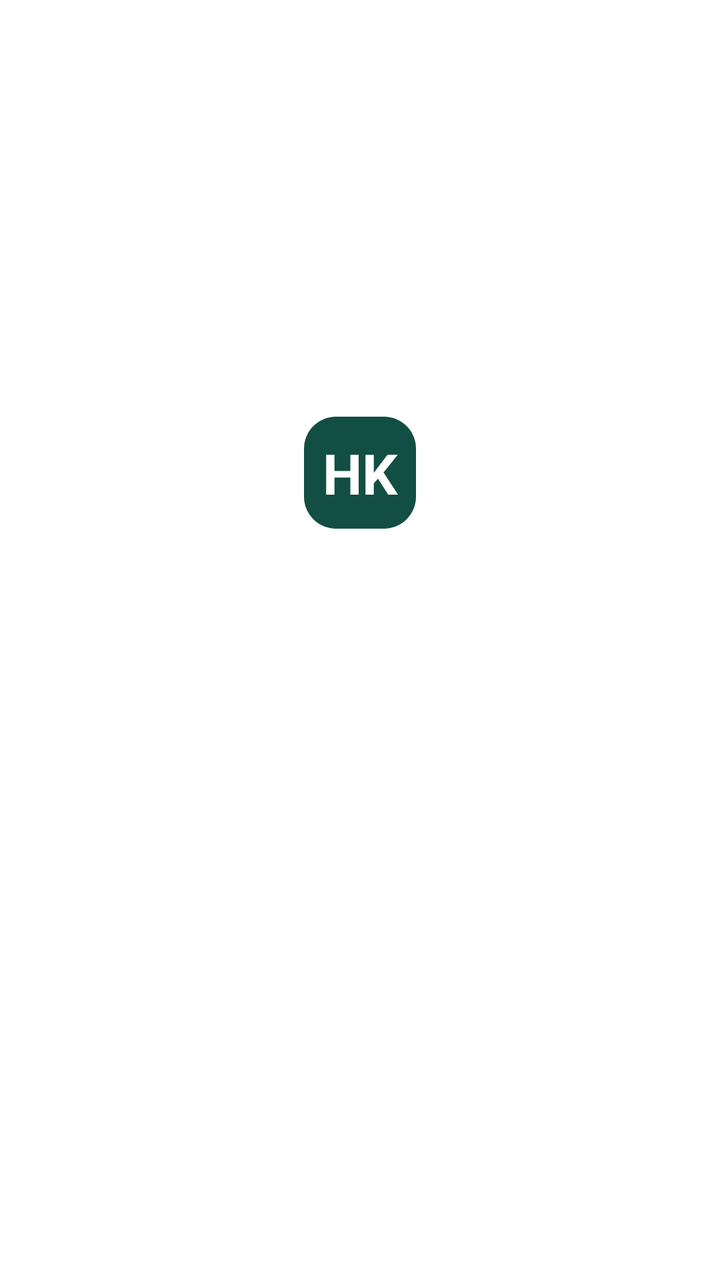
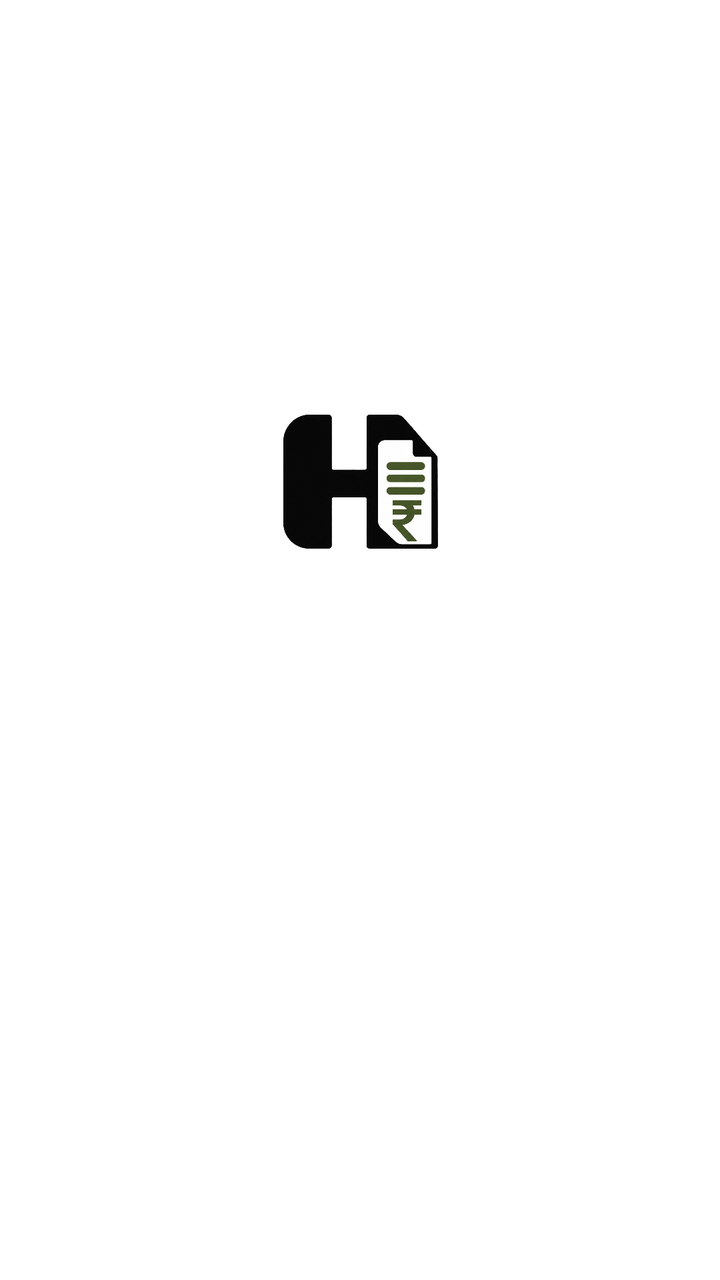

Two renders of the same Android screen: before a commit and after it. Below are the layout's source before the change and the commit's diff.
<!-- AndroidManifest.xml: application theme Theme.HisabKitab.Splash -->
<!-- res/layout/fragment_splash.xml -->
<?xml version="1.0" encoding="utf-8"?>
<androidx.core.widget.NestedScrollView xmlns:android="http://schemas.android.com/apk/res/android"
    xmlns:app="http://schemas.android.com/apk/res-auto"
    android:layout_width="match_parent"
    android:layout_height="match_parent"
    android:fillViewport="true"
    android:background="?attr/colorSurface">

    <androidx.constraintlayout.widget.ConstraintLayout
        android:layout_width="match_parent"
        android:layout_height="wrap_content"
        android:padding="@dimen/screen_padding">

        <LinearLayout
            android:layout_width="0dp"
            android:layout_height="wrap_content"
            android:gravity="center_horizontal"
            android:orientation="vertical"
            app:layout_constraintBottom_toBottomOf="parent"
            app:layout_constraintEnd_toEndOf="parent"
            app:layout_constraintStart_toStartOf="parent"
            app:layout_constraintTop_toTopOf="parent">

            <TextView
                android:layout_width="@dimen/brand_icon_size"
                android:layout_height="@dimen/brand_icon_size"
                android:background="@drawable/bg_brand_mark"
                android:contentDescription="@string/content_description_brand"
                android:gravity="center"
                android:text="@string/brand_mark"
                android:textColor="@color/color_on_primary"
                android:textSize="28sp"
                android:textStyle="bold" />

            <TextView
                android:layout_width="wrap_content"
                android:layout_height="wrap_content"
                android:layout_marginTop="@dimen/space_lg"
                android:text="@string/app_name"
                android:textColor="?attr/colorOnSurface"
                android:textSize="26sp"
                android:textStyle="bold" />

            <TextView
                android:layout_width="wrap_content"
                android:layout_height="wrap_content"
                android:layout_marginTop="@dimen/space_xs"
                android:text="@string/brand_tagline"
                android:textColor="?attr/colorOnSurfaceVariant"
                android:textSize="14sp" />

            <ProgressBar
                android:id="@+id/loading_spinner"
                android:layout_width="28dp"
                android:layout_height="28dp"
                android:layout_marginTop="@dimen/space_xl"
                android:indeterminateTint="@color/color_primary" />

            <TextView
                android:id="@+id/loading_message"
                android:layout_width="wrap_content"
                android:layout_height="wrap_content"
                android:layout_marginTop="@dimen/space_sm"
                android:text="@string/loading_account"
                android:textColor="?attr/colorOnSurfaceVariant"
                android:textSize="13sp" />

            <TextView
                android:id="@+id/error_message"
                android:layout_width="match_parent"
                android:layout_height="wrap_content"
                android:layout_marginTop="@dimen/space_md"
                android:gravity="center"
                android:textColor="@color/color_error"
                android:textSize="14sp"
                android:visibility="gone" />

            <com.google.android.material.button.MaterialButton
                android:id="@+id/retry_button"
                style="?attr/materialButtonOutlinedStyle"
                android:layout_width="wrap_content"
                android:layout_height="wrap_content"
                android:layout_marginTop="@dimen/space_md"
                android:text="@string/retry"
                android:visibility="gone"
                app:cornerRadius="@dimen/control_corner_radius" />
        </LinearLayout>
    </androidx.constraintlayout.widget.ConstraintLayout>
</androidx.core.widget.NestedScrollView>
<!-- resources referenced by this layout -->
<resources>
  <color name="color_error">#BA1A1A</color>
  <color name="color_on_primary">#FFFFFFFF</color>
  <color name="color_primary">#124E43</color>
  <dimen name="brand_icon_size">56dp</dimen>
  <dimen name="control_corner_radius">12dp</dimen>
  <dimen name="screen_padding">20dp</dimen>
  <dimen name="space_lg">24dp</dimen>
  <dimen name="space_md">16dp</dimen>
  <dimen name="space_sm">8dp</dimen>
  <dimen name="space_xl">32dp</dimen>
  <dimen name="space_xs">4dp</dimen>
  <!-- drawable bg_brand_mark (drawable) -->
  <?xml version="1.0" encoding="utf-8"?>
  <shape xmlns:android="http://schemas.android.com/apk/res/android" android:shape="rectangle">
      <solid android:color="@color/color_primary" />
      <corners android:radius="16dp" />
  </shape>
  <string name="app_name">Hisab Kitab</string>
  <string name="brand_mark">HK</string>
  <string name="brand_tagline">Shared expenses, settled simply.</string>
  <string name="content_description_brand">Hisab Kitab</string>
  <string name="loading_account">Checking your account…</string>
  <string name="retry">Retry</string>
  <style name="Theme.HisabKitab.Splash" parent="Theme.SplashScreen">
          <item name="windowSplashScreenBackground">@color/color_surface</item>
          <item name="windowSplashScreenAnimatedIcon">@mipmap/ic_launcher</item>
          <item name="postSplashScreenTheme">@style/Theme.HisabKitab</item>
      </style>
  <color name="color_surface">#FAF8F5</color>
  <style name="Theme.HisabKitab" parent="Base.Theme.HisabKitab" />
  <style name="Base.Theme.HisabKitab" parent="Theme.Material3.DayNight.NoActionBar">
          <item name="colorPrimary">@color/color_primary</item>
          <item name="colorOnPrimary">@color/color_on_primary</item>
          <item name="colorPrimaryContainer">@color/color_primary_container</item>
          <item name="colorOnPrimaryContainer">@color/color_on_primary_container</item>
          <item name="colorSecondary">@color/color_secondary</item>
          <item name="colorSurface">@color/color_surface</item>
          <item name="colorOnSurface">@color/color_on_surface</item>
          <item name="colorSurfaceVariant">@color/color_surface_variant</item>
          <item name="colorOnSurfaceVariant">@color/color_on_surface_variant</item>
          <item name="colorError">@color/color_error</item>
          <item name="colorOnError">@color/color_on_error</item>
          <item name="colorOutline">@color/color_outline</item>
          <item name="android:fontFamily">sans-serif-medium</item>
          <item name="android:statusBarColor">@android:color/transparent</item>
          <item name="android:navigationBarColor">@android:color/transparent</item>
          <item name="android:windowLightStatusBar">true</item>
          <item name="android:windowLightNavigationBar">true</item>
          <item name="android:windowActionModeOverlay">true</item>
      </style>
  <color name="color_primary_container">#D3ECE4</color>
  <color name="color_on_primary_container">#04201A</color>
  <color name="color_secondary">#4A5D57</color>
  <color name="color_on_surface">#131F1C</color>
  <color name="color_surface_variant">#EBF1EE</color>
  <color name="color_on_surface_variant">#485550</color>
  <color name="color_on_error">#FFFFFF</color>
  <color name="color_outline">#D0DDD7</color>
</resources>

<!-- the commit's change to res/layout/fragment_splash.xml (unified diff, before → after) -->
@@ -21,16 +21,13 @@
             app:layout_constraintStart_toStartOf="parent"
             app:layout_constraintTop_toTopOf="parent">
 
-            <TextView
-                android:layout_width="@dimen/brand_icon_size"
-                android:layout_height="@dimen/brand_icon_size"
-                android:background="@drawable/bg_brand_mark"
+            <ImageView
+                android:layout_width="80dp"
+                android:layout_height="80dp"
+                android:adjustViewBounds="true"
                 android:contentDescription="@string/content_description_brand"
-                android:gravity="center"
-                android:text="@string/brand_mark"
-                android:textColor="@color/color_on_primary"
-                android:textSize="28sp"
-                android:textStyle="bold" />
+                android:scaleType="fitCenter"
+                android:src="@drawable/ic_logo" />
 
             <TextView
                 android:layout_width="wrap_content"
<!-- resource entries referenced after the edit -->
@@ -3,7 +3,6 @@
   <color name="color_error">#BA1A1A</color>
   <color name="color_on_primary">#FFFFFFFF</color>
   <color name="color_primary">#124E43</color>
-  <dimen name="brand_icon_size">56dp</dimen>
   <dimen name="control_corner_radius">12dp</dimen>
   <dimen name="screen_padding">20dp</dimen>
   <dimen name="space_lg">24dp</dimen>
@@ -11,21 +10,15 @@
   <dimen name="space_sm">8dp</dimen>
   <dimen name="space_xl">32dp</dimen>
   <dimen name="space_xs">4dp</dimen>
-  <!-- drawable bg_brand_mark (drawable) -->
-  <?xml version="1.0" encoding="utf-8"?>
-  <shape xmlns:android="http://schemas.android.com/apk/res/android" android:shape="rectangle">
-      <solid android:color="@color/color_primary" />
-      <corners android:radius="16dp" />
-  </shape>
+  <!-- drawable ic_logo: png bitmap (drawable, 392922 bytes) -->
   <string name="app_name">Hisab Kitab</string>
-  <string name="brand_mark">HK</string>
   <string name="brand_tagline">Shared expenses, settled simply.</string>
   <string name="content_description_brand">Hisab Kitab</string>
   <string name="loading_account">Checking your account…</string>
   <string name="retry">Retry</string>
   <style name="Theme.HisabKitab.Splash" parent="Theme.SplashScreen">
           <item name="windowSplashScreenBackground">@color/color_surface</item>
-          <item name="windowSplashScreenAnimatedIcon">@mipmap/ic_launcher</item>
+          <item name="windowSplashScreenAnimatedIcon">@drawable/ic_logo</item>
           <item name="postSplashScreenTheme">@style/Theme.HisabKitab</item>
       </style>
   <color name="color_surface">#FAF8F5</color>
